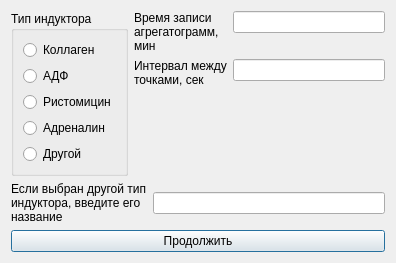
Above: selectinductor.ui from krang4d/Agrekola before the change. Below: the same form after it.
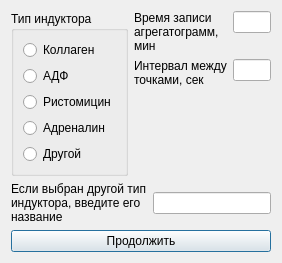
That is the form after the change.

Commit message: add window ViewPlot

The edit to the form file:
```diff
--- a/selectinductor.ui
+++ b/selectinductor.ui
@@ -6,7 +6,7 @@
    <rect>
     <x>0</x>
     <y>0</y>
-    <width>396</width>
+    <width>282</width>
     <height>240</height>
    </rect>
   </property>
```
The commit also changes 6 other files.
